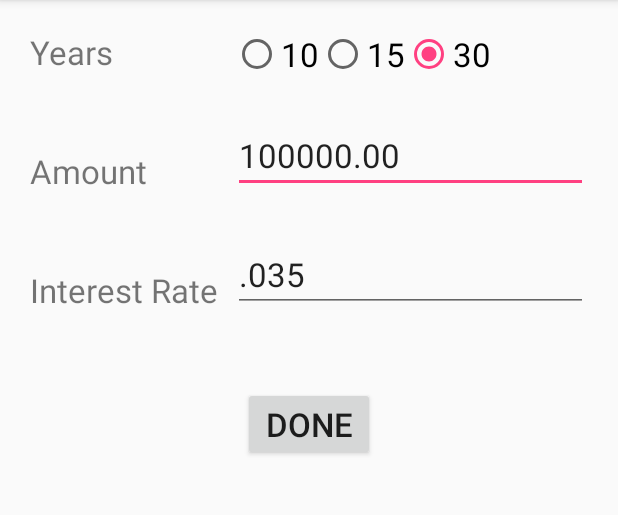
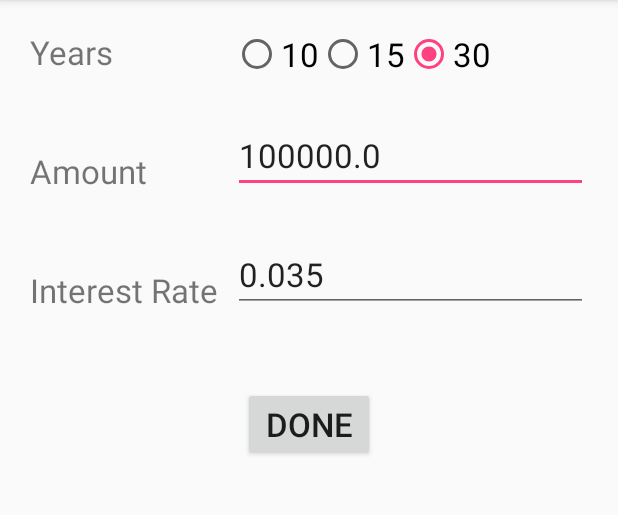
Before and after one commit to rrtran/Java-and-XML, an Android app: the screen it shows after launch (DataActivity), after a tap on "MODIFY DATA", on a phone screen of 412 x 824 dp, the part 84-599 px from its top. Run offline under Robolectric (Android 15) with nearby library versions, the phone set to English and light mode, and no system bars.

Commit message:
Completed Mortgage version 2
- Updated MainActivity3 with mortgage static object
- Implemented updateView() function in MainActivity3.java
- implemented updateView() function in DataActivity.java
- Implemented in updateMortgageObject() function

```diff
--- a/app/src/main/java/com/example/helloandroid/MainActivity3.java
+++ b/app/src/main/java/com/example/helloandroid/MainActivity3.java
@@ -3,15 +3,35 @@
 import androidx.appcompat.app.AppCompatActivity;
 
 import android.os.Bundle;
+import android.widget.TextView;
 
 public class MainActivity3 extends AppCompatActivity {
+    public static Mortgage mortgage;
 
     @Override
     protected void onCreate(Bundle savedInstanceState) {
         super.onCreate(savedInstanceState);
+        mortgage = new Mortgage();
         setContentView(R.layout.activity_main3);
     }
 
+    public void onStart() {
+        super.onStart();
+        updateView();
+    }
+
+    public void updateView() {
+        TextView amountTextView = (TextView) findViewById(R.id.amount);
+        amountTextView.setText(mortgage.getFormattedAmount());
+        TextView yearsTextView = (TextView) findViewById(R.id.years);
+        yearsTextView.setText("" + mortgage.getYears());
+        TextView rateTextView = (TextView) findViewById(R.id.rate);
+        rateTextView.setText(100 * mortgage.getRate() + "%");
+        TextView monthlyPaymentTextView = (TextView)findViewById(R.id.payment);
+        monthlyPaymentTextView.setText(mortgage.formattedMonthlyPayment());
+        TextView totalPaymentTextView = (TextView)findViewById(R.id.total);
+        totalPaymentTextView.setText(mortgage.formattedTotalPayment());
+    }
     public void modifyData(android.view.View v) {
         android.content.Intent myIntent = new android.content.Intent(this, DataActivity.class);
         this.startActivity(myIntent);
```
Also changed, not shown: app/src/main/java/com/example/helloandroid/DataActivity.java (+51 -0 lines).
